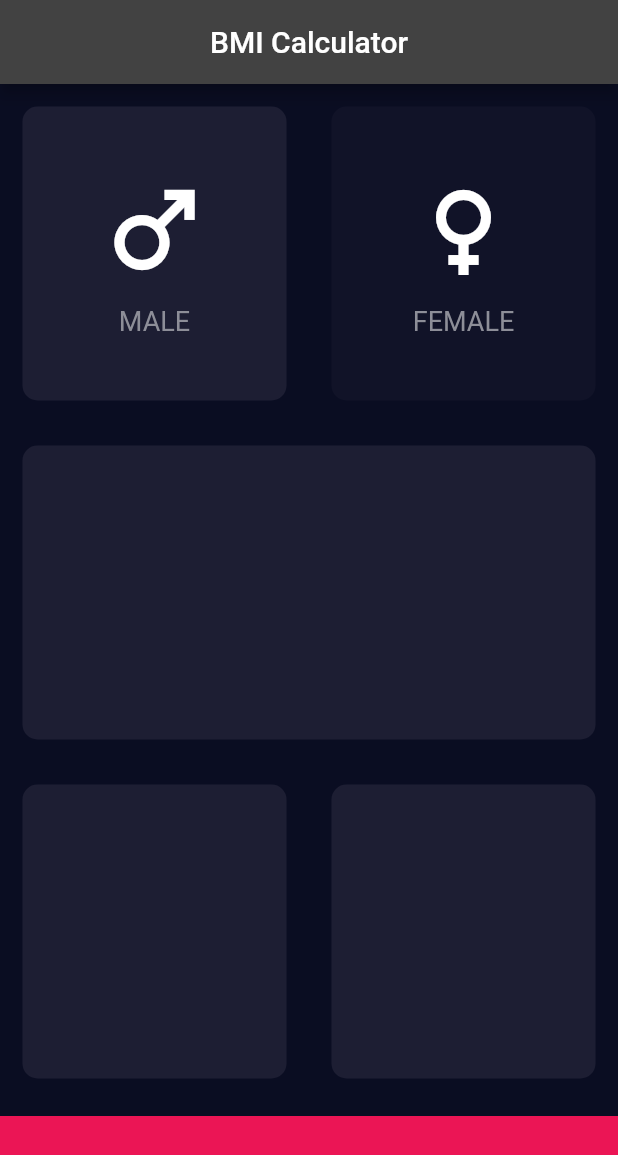
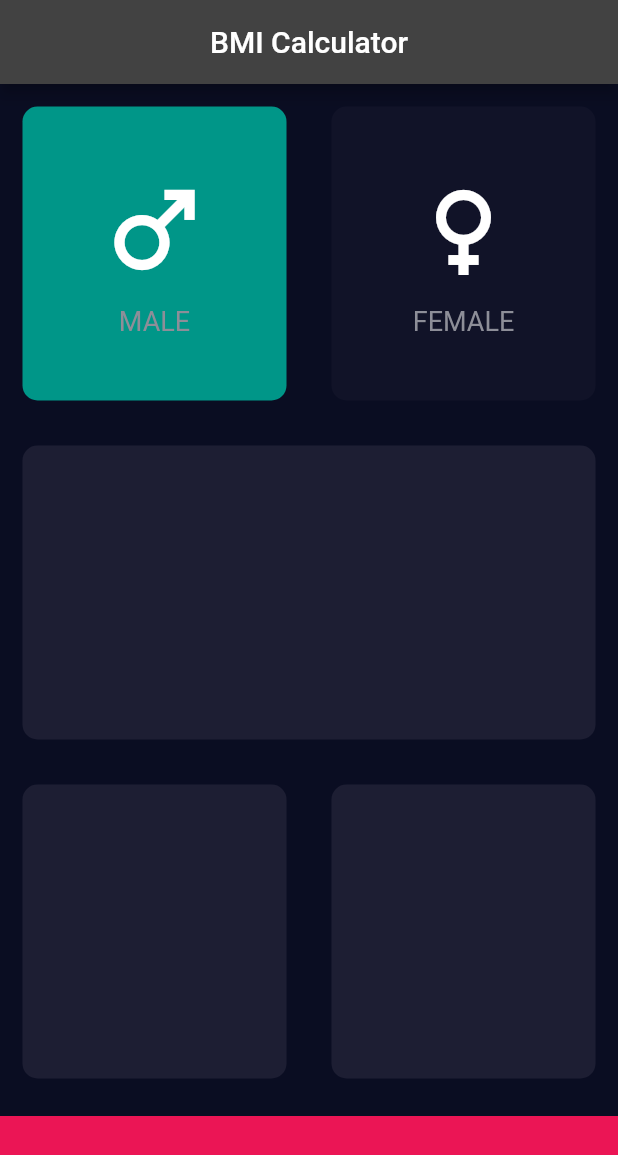
Before and after one commit to ShahMaaz/BMI-Calculator, a Flutter app: the screen it shows after launch, on a phone screen of 412 x 824 dp. Shown: the top 1155 px of the screen. Run offline on Flutter 3.47's test engine with Material 2 defaults, Android fonts, the phone set to English and light mode, and no system bars.

Commit message:
Changed Male Button Color

```diff
--- a/lib/input_page.dart
+++ b/lib/input_page.dart
@@ -106,7 +106,7 @@ class _InputPageState extends State<InputPage> {
                             cardIcon: Icons.male,
                             label: 'MALE',
                           ),
-                          myColor: maleCardColor,
+                          myColor: Colors.teal,
                         ),
                       ),
                     ),
```
